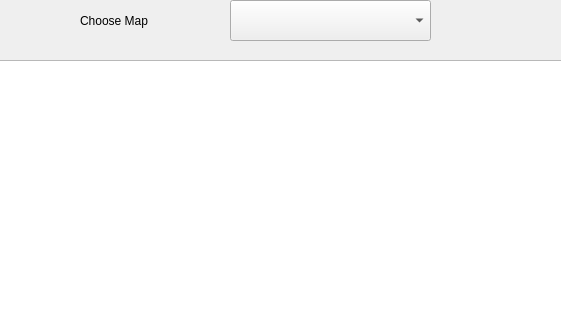
This is ui/mainwindow.ui in ziaddevv/Guide_Me_Path_Finder as Qt 5 draws it before an edit; both pictures show x 340 to 901 and y 0 to 320 of the 1367 by 701 pixel window. The edited form follows.
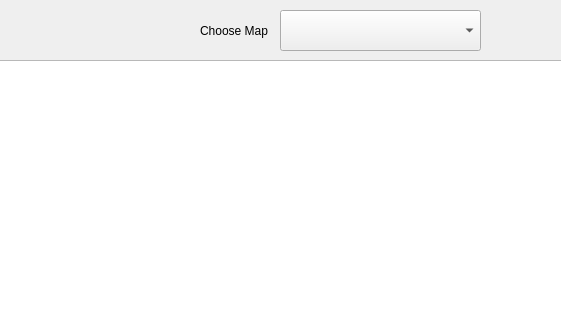
This is the edited form.

Diff of the .ui file:
```diff
--- a/ui/mainwindow.ui
+++ b/ui/mainwindow.ui
@@ -17,8 +17,8 @@
    <widget class="QComboBox" name="MapSelectionCmb">
     <property name="geometry">
      <rect>
-      <x>570</x>
-      <y>0</y>
+      <x>620</x>
+      <y>10</y>
       <width>201</width>
       <height>41</height>
      </rect>
@@ -27,9 +27,9 @@
    <widget class="QLabel" name="firstCityLbl_2">
     <property name="geometry">
      <rect>
-      <x>420</x>
-      <y>10</y>
-      <width>131</width>
+      <x>540</x>
+      <y>20</y>
+      <width>71</width>
       <height>21</height>
      </rect>
     </property>
```
Left out of the diff: 2 changed lines with no effect on the pictures.
